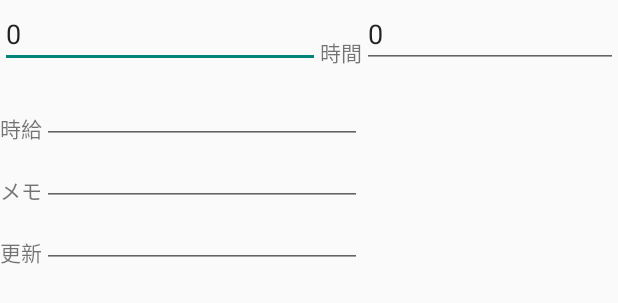
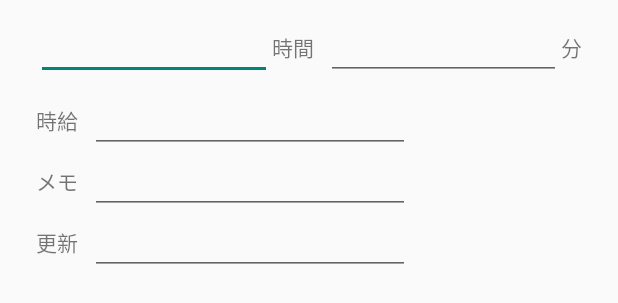
Before and after one commit to sugtao4423/CalcSalary, an Android app: the layout create.xml on its own in the app's theme, with its tools: preview values and no code run, on a phone screen of 412 x 824 dp. Shown: the top 303 px of the screen. Run offline under Robolectric (Android 15) with nearby library versions, the phone set to English and light mode, and no system bars.

Commit message:
ダイアログのレイアウトをConstraintLayoutへ

```diff
--- a/app/src/main/java/sugtao4423/calcsalary/MainActivity.java
+++ b/app/src/main/java/sugtao4423/calcsalary/MainActivity.java
@@ -111,8 +111,8 @@ public class MainActivity extends AppCompatActivity implements OnItemClickListen
                 }
                 if(which == 1){
                     View v = getLayoutInflater().inflate(R.layout.create, null);
-                    final EditText create_hour = (EditText)v.findViewById(R.id.create_hour);
-                    final EditText create_minute = (EditText)v.findViewById(R.id.create_minute);
+                    final EditText create_hour = (EditText)v.findViewById(R.id.add_hour);
+                    final EditText create_minute = (EditText)v.findViewById(R.id.add_minute);
                     final EditText create_jikyu = (EditText)v.findViewById(R.id.create_jikyu);
                     final EditText create_memo = (EditText)v.findViewById(R.id.create_memo);
                     final EditText create_change = (EditText)v.findViewById(R.id.create_change);
@@ -175,15 +175,13 @@ public class MainActivity extends AppCompatActivity implements OnItemClickListen
     @SuppressLint("InflateParams")
     public void add(){
         View v = getLayoutInflater().inflate(R.layout.create, null);
-        final EditText create_hour = (EditText)v.findViewById(R.id.create_hour);
-        final EditText create_minute = (EditText)v.findViewById(R.id.create_minute);
+        final EditText create_hour = (EditText)v.findViewById(R.id.add_hour);
+        final EditText create_minute = (EditText)v.findViewById(R.id.add_minute);
         final EditText create_jikyu = (EditText)v.findViewById(R.id.create_jikyu);
         final EditText create_memo = (EditText)v.findViewById(R.id.create_memo);
 
-        v.findViewById(R.id.create_change_txt).setVisibility(View.GONE);
-        ;
+        v.findViewById(R.id.text_change).setVisibility(View.GONE);
         v.findViewById(R.id.create_change).setVisibility(View.GONE);
-        ;
 
         int width = (int)create_hour.getTextSize() * 5;
         create_hour.setWidth(width);
--- a/app/src/main/res/layout/addtime.xml
+++ b/app/src/main/res/layout/addtime.xml
@@ -1,43 +1,61 @@
 <?xml version="1.0" encoding="utf-8"?>
-<RelativeLayout xmlns:android="http://schemas.android.com/apk/res/android"
+<android.support.constraint.ConstraintLayout xmlns:android="http://schemas.android.com/apk/res/android"
+    xmlns:app="http://schemas.android.com/apk/res-auto"
+    xmlns:tools="http://schemas.android.com/tools"
     android:layout_width="match_parent"
     android:layout_height="match_parent">
 
     <EditText
         android:id="@+id/add_hour"
-        android:layout_width="wrap_content"
+        android:layout_width="0dp"
         android:layout_height="wrap_content"
-        android:layout_alignParentLeft="true"
-        android:layout_alignParentTop="true"
+        android:layout_marginStart="24dp"
+        android:layout_marginLeft="24dp"
+        android:layout_marginTop="8dp"
+        android:layout_marginBottom="8dp"
         android:ems="10"
-        android:inputType="number">
+        android:inputType="number"
+        app:layout_constraintBottom_toBottomOf="parent"
+        app:layout_constraintEnd_toStartOf="@+id/text_hour"
+        app:layout_constraintHorizontal_bias="0.5"
+        app:layout_constraintStart_toStartOf="parent"
+        app:layout_constraintTop_toTopOf="parent">
 
         <requestFocus />
     </EditText>
 
     <TextView
-        android:id="@+id/textView1"
+        android:id="@+id/text_hour"
         android:layout_width="wrap_content"
         android:layout_height="wrap_content"
-        android:layout_alignBottom="@+id/add_hour"
-        android:layout_toRightOf="@+id/add_hour"
-        android:text="時間" />
+        android:text="時間"
+        app:layout_constraintBaseline_toBaselineOf="@+id/add_hour"
+        app:layout_constraintEnd_toStartOf="@+id/add_minute"
+        app:layout_constraintHorizontal_bias="0.5"
+        app:layout_constraintStart_toEndOf="@+id/add_hour" />
 
     <EditText
         android:id="@+id/add_minute"
+        android:layout_width="0dp"
+        android:layout_height="wrap_content"
+        android:layout_marginStart="8dp"
+        android:layout_marginLeft="8dp"
+        android:ems="10"
+        android:inputType="number"
+        app:layout_constraintBaseline_toBaselineOf="@+id/text_hour"
+        app:layout_constraintEnd_toStartOf="@+id/text_minute"
+        app:layout_constraintHorizontal_bias="0.5"
+        app:layout_constraintStart_toEndOf="@+id/text_hour" />
+
+    <TextView
+        android:id="@+id/text_minute"
         android:layout_width="wrap_content"
         android:layout_height="wrap_content"
-        android:layout_alignParentTop="true"
-        android:layout_toRightOf="@+id/textView1"
-        android:ems="10"
-        android:inputType="number" />
-
-    <TextView
-        android:id="@+id/textView2"
-        android:layout_width="wrap_content"
-        android:layout_height="wrap_content"
-        android:layout_alignBottom="@+id/add_minute"
-        android:layout_toRightOf="@+id/add_minute"
-        android:text="分" />
-
-</RelativeLayout>
+        android:layout_marginEnd="24dp"
+        android:layout_marginRight="24dp"
+        android:text="分"
+        app:layout_constraintBaseline_toBaselineOf="@+id/add_minute"
+        app:layout_constraintEnd_toEndOf="parent"
+        app:layout_constraintHorizontal_bias="0.5"
+        app:layout_constraintStart_toEndOf="@+id/add_minute" />
+</android.support.constraint.ConstraintLayout>
--- a/app/src/main/res/layout/create.xml
+++ b/app/src/main/res/layout/create.xml
@@ -1,97 +1,76 @@
 <?xml version="1.0" encoding="utf-8"?>
-<RelativeLayout xmlns:android="http://schemas.android.com/apk/res/android"
+<android.support.constraint.ConstraintLayout xmlns:android="http://schemas.android.com/apk/res/android"
+    xmlns:app="http://schemas.android.com/apk/res-auto"
+    xmlns:tools="http://schemas.android.com/tools"
     android:layout_width="match_parent"
     android:layout_height="match_parent">
 
-    <EditText
-        android:id="@+id/create_hour"
+    <include
+        android:id="@+id/include"
+        layout="@layout/addtime"
+        android:layout_width="match_parent"
+        android:layout_height="wrap_content" />
+
+    <TextView
+        android:id="@+id/text_jikyu"
         android:layout_width="wrap_content"
         android:layout_height="wrap_content"
-        android:layout_alignParentLeft="true"
-        android:layout_alignParentTop="true"
-        android:ems="10"
-        android:inputType="number"
-        android:text="0">
-
-        <requestFocus />
-    </EditText>
-
-    <TextView
-        android:id="@+id/textView1"
-        android:layout_width="wrap_content"
-        android:layout_height="wrap_content"
-        android:layout_alignBottom="@+id/create_hour"
-        android:layout_toRightOf="@+id/create_hour"
-        android:text="時間" />
-
-    <EditText
-        android:id="@+id/create_minute"
-        android:layout_width="wrap_content"
-        android:layout_height="wrap_content"
-        android:layout_alignParentTop="true"
-        android:layout_toRightOf="@+id/textView1"
-        android:ems="10"
-        android:inputType="number"
-        android:text="0" />
-
-    <TextView
-        android:id="@+id/textView2"
-        android:layout_width="wrap_content"
-        android:layout_height="wrap_content"
-        android:layout_alignBottom="@+id/create_minute"
-        android:layout_toRightOf="@+id/create_minute"
-        android:text="分" />
-
-    <TextView
-        android:id="@+id/textView3"
-        android:layout_width="wrap_content"
-        android:layout_height="wrap_content"
-        android:layout_below="@+id/create_hour"
-        android:layout_alignParentLeft="true"
-        android:layout_marginTop="29dp"
-        android:text="時給" />
+        android:layout_marginStart="24dp"
+        android:layout_marginLeft="24dp"
+        android:layout_marginTop="8dp"
+        android:text="時給"
+        app:layout_constraintStart_toStartOf="@+id/include"
+        app:layout_constraintTop_toBottomOf="@+id/include" />
 
     <EditText
         android:id="@+id/create_jikyu"
         android:layout_width="wrap_content"
         android:layout_height="wrap_content"
-        android:layout_alignBottom="@+id/textView3"
-        android:layout_toRightOf="@+id/textView3"
+        android:layout_marginStart="8dp"
+        android:layout_marginLeft="8dp"
         android:ems="10"
-        android:inputType="number" />
+        android:inputType="number"
+        app:layout_constraintBaseline_toBaselineOf="@+id/text_jikyu"
+        app:layout_constraintStart_toEndOf="@+id/text_jikyu" />
 
     <TextView
-        android:id="@+id/textView4"
+        android:id="@+id/text_memo"
         android:layout_width="wrap_content"
         android:layout_height="wrap_content"
-        android:layout_below="@+id/textView3"
-        android:layout_alignParentLeft="true"
-        android:layout_marginTop="20dp"
-        android:text="メモ" />
+        android:layout_marginTop="8dp"
+        android:text="メモ"
+        app:layout_constraintStart_toStartOf="@+id/text_jikyu"
+        app:layout_constraintTop_toBottomOf="@+id/create_jikyu" />
 
     <EditText
         android:id="@+id/create_memo"
         android:layout_width="wrap_content"
         android:layout_height="wrap_content"
-        android:layout_alignLeft="@+id/create_jikyu"
-        android:layout_alignBottom="@+id/textView4"
-        android:ems="10" />
+        android:layout_marginStart="8dp"
+        android:layout_marginLeft="8dp"
+        android:ems="10"
+        android:inputType="textPersonName"
+        app:layout_constraintBaseline_toBaselineOf="@+id/text_memo"
+        app:layout_constraintStart_toEndOf="@+id/text_memo" />
 
     <TextView
-        android:id="@+id/create_change_txt"
+        android:id="@+id/text_change"
         android:layout_width="wrap_content"
         android:layout_height="wrap_content"
-        android:layout_below="@+id/textView4"
-        android:layout_alignParentLeft="true"
-        android:layout_marginTop="20dp"
-        android:text="更新" />
+        android:layout_marginTop="8dp"
+        android:text="更新"
+        app:layout_constraintStart_toStartOf="@+id/text_memo"
+        app:layout_constraintTop_toBottomOf="@+id/create_memo" />
 
     <EditText
         android:id="@+id/create_change"
         android:layout_width="wrap_content"
         android:layout_height="wrap_content"
-        android:layout_alignBottom="@+id/create_change_txt"
-        android:layout_toRightOf="@+id/create_change_txt"
-        android:ems="10" />
+        android:layout_marginStart="8dp"
+        android:layout_marginLeft="8dp"
+        android:ems="10"
+        android:inputType="textPersonName"
+        app:layout_constraintBaseline_toBaselineOf="@+id/text_change"
+        app:layout_constraintStart_toEndOf="@+id/text_change" />
 
-</RelativeLayout>
+</android.support.constraint.ConstraintLayout>
```
